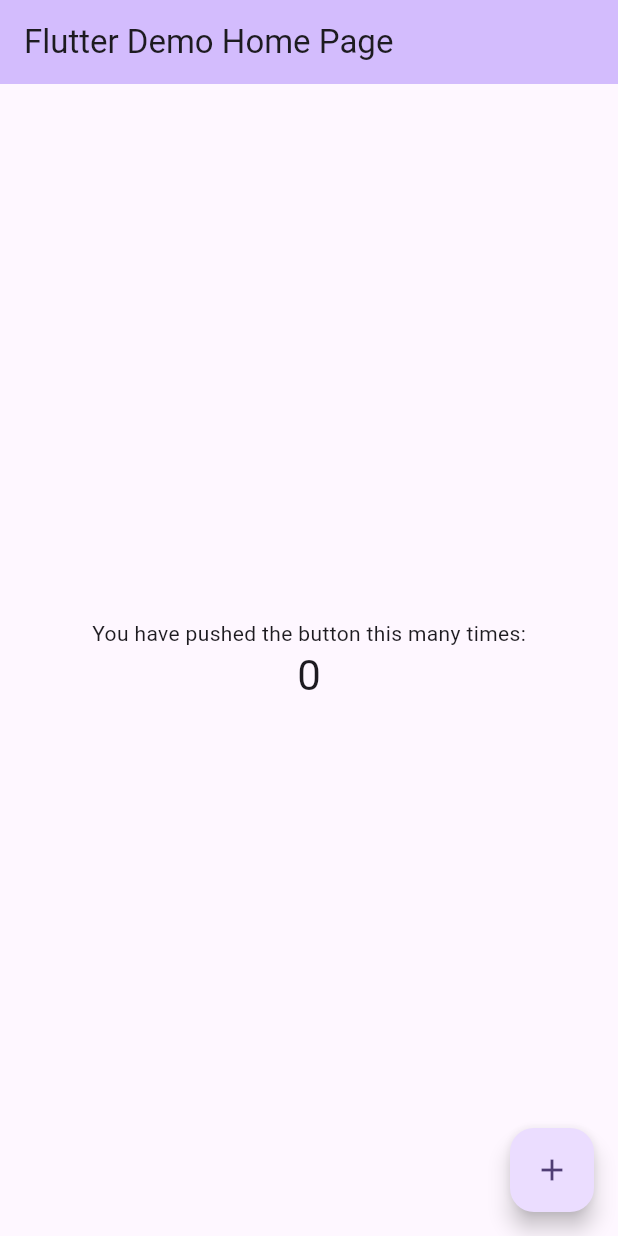
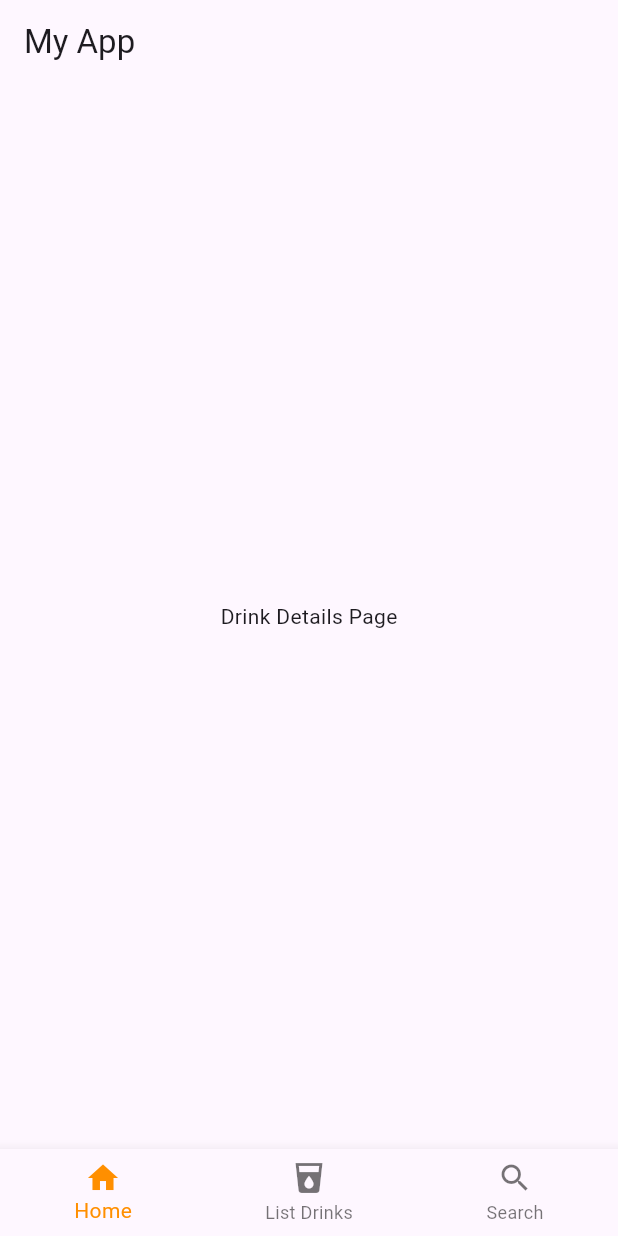
Before and after one commit to G-juss/Laboratorio2, a Flutter app: the screen it shows after launch, on a phone screen of 412 x 824 dp. Run offline on Flutter 3.47's test engine with Material 3 defaults, Android fonts, the light colour scheme and no system bars.

Commit message:
Barra de navegación y unión de las pantallas

```diff
--- a/lib/main.dart
+++ b/lib/main.dart
@@ -1,4 +1,7 @@
 import 'package:flutter/material.dart';
+import 'sections/drinkdetails.dart';
+import 'sections/drinklist.dart';
+import 'sections/search.dart';
 
 void main() {
   runApp(const MyApp());
@@ -7,119 +10,65 @@
 class MyApp extends StatelessWidget {
   const MyApp({super.key});
 
-  // This widget is the root of your application.
   @override
   Widget build(BuildContext context) {
-    return MaterialApp(
-      title: 'Flutter Demo',
-      theme: ThemeData(
-        // This is the theme of your application.
-        //
-        // TRY THIS: Try running your application with "flutter run". You'll see
-        // the application has a purple toolbar. Then, without quitting the app,
-        // try changing the seedColor in the colorScheme below to Colors.green
-        // and then invoke "hot reload" (save your changes or press the "hot
-        // reload" button in a Flutter-supported IDE, or press "r" if you used
-        // the command line to start the app).
-        //
-        // Notice that the counter didn't reset back to zero; the application
-        // state is not lost during the reload. To reset the state, use hot
-        // restart instead.
-        //
-        // This works for code too, not just values: Most code changes can be
-        // tested with just a hot reload.
-        colorScheme: ColorScheme.fromSeed(seedColor: Colors.deepPurple),
-        useMaterial3: true,
-      ),
-      home: const MyHomePage(title: 'Flutter Demo Home Page'),
+    return const MaterialApp(
+      home: HomeScreen(),
     );
   }
 }
 
-class MyHomePage extends StatefulWidget {
-  const MyHomePage({super.key, required this.title});
-
-  // This widget is the home page of your application. It is stateful, meaning
-  // that it has a State object (defined below) that contains fields that affect
-  // how it looks.
-
-  // This class is the configuration for the state. It holds the values (in this
-  // case the title) provided by the parent (in this case the App widget) and
-  // used by the build method of the State. Fields in a Widget subclass are
-  // always marked "final".
-
-  final String title;
+class HomeScreen extends StatefulWidget {
+  const HomeScreen({super.key});
 
   @override
-  State<MyHomePage> createState() => _MyHomePageState();
+  // ignore: library_private_types_in_public_api
+  _HomeScreenState createState() => _HomeScreenState();
 }
 
-class _MyHomePageState extends State<MyHomePage> {
-  int _counter = 0;
+class _HomeScreenState extends State<HomeScreen> {
+  int _selectedIndex = 0;
 
-  void _incrementCounter() {
+  static const List<Widget> _widgetOptions = <Widget>[
+    DrinkDetails(),
+    DrinkList(),
+    Search(),
+  ];
+
+  void _onItemTapped(int index) {
     setState(() {
-      // This call to setState tells the Flutter framework that something has
-      // changed in this State, which causes it to rerun the build method below
-      // so that the display can reflect the updated values. If we changed
-      // _counter without calling setState(), then the build method would not be
-      // called again, and so nothing would appear to happen.
-      _counter++;
+      _selectedIndex = index;
     });
   }
 
   @override
   Widget build(BuildContext context) {
-    // This method is rerun every time setState is called, for instance as done
-    // by the _incrementCounter method above.
-    //
-    // The Flutter framework has been optimized to make rerunning build methods
-    // fast, so that you can just rebuild anything that needs updating rather
-    // than having to individually change instances of widgets.
     return Scaffold(
       appBar: AppBar(
-        // TRY THIS: Try changing the color here to a specific color (to
-        // Colors.amber, perhaps?) and trigger a hot reload to see the AppBar
-        // change color while the other colors stay the same.
-        backgroundColor: Theme.of(context).colorScheme.inversePrimary,
-        // Here we take the value from the MyHomePage object that was created by
-        // the App.build method, and use it to set our appbar title.
-        title: Text(widget.title),
+        title: const Text('My App'),
       ),
       body: Center(
-        // Center is a layout widget. It takes a single child and positions it
-        // in the middle of the parent.
-        child: Column(
-          // Column is also a layout widget. It takes a list of children and
-          // arranges them vertically. By default, it sizes itself to fit its
-          // children horizontally, and tries to be as tall as its parent.
-          //
-          // Column has various properties to control how it sizes itself and
-          // how it positions its children. Here we use mainAxisAlignment to
-          // center the children vertically; the main axis here is the vertical
-          // axis because Columns are vertical (the cross axis would be
-          // horizontal).
-          //
-          // TRY THIS: Invoke "debug painting" (choose the "Toggle Debug Paint"
-          // action in the IDE, or press "p" in the console), to see the
-          // wireframe for each widget.
-          mainAxisAlignment: MainAxisAlignment.center,
-          children: <Widget>[
-            const Text(
-              'You have pushed the button this many times:',
-            ),
-            Text(
-              '$_counter',
-              style: Theme.of(context).textTheme.headlineMedium,
-            ),
-          ],
-        ),
+        child: _widgetOptions.elementAt(_selectedIndex),
       ),
-      floatingActionButton: FloatingActionButton(
-        onPressed: _incrementCounter,
-        tooltip: 'Increment',
-        child: const Icon(Icons.add),
-      ), // This trailing comma makes auto-formatting nicer for build methods.
+      bottomNavigationBar: BottomNavigationBar(
+        items: const <BottomNavigationBarItem>[
+          BottomNavigationBarItem(
+            icon: Icon(Icons.home),
+            label: 'Home',
+          ),
+          BottomNavigationBarItem(
+            icon: Icon(Icons.local_drink),
+            label: 'List Drinks',
+          ),
+          BottomNavigationBarItem(
+            icon: Icon(Icons.search),
+            label: 'Search',
+          ),
+        ],
+        currentIndex: _selectedIndex,
+        selectedItemColor: Colors.amber[800],
+        onTap: _onItemTapped,
+      ),
     );
   }
 }
--- a/lib/sections/drinkdetails.dart
+++ b/lib/sections/drinkdetails.dart
@@ -0,0 +1,12 @@
+import 'package:flutter/material.dart';
+
+class DrinkDetails extends StatelessWidget {
+  const DrinkDetails({super.key});
+
+  @override
+  Widget build(BuildContext context) {
+    return const Center(
+      child: Text('Drink Details Page'),
+    );
+  }
+}
--- a/lib/sections/drinklist.dart
+++ b/lib/sections/drinklist.dart
@@ -0,0 +1,12 @@
+import 'package:flutter/material.dart';
+
+class DrinkList extends StatelessWidget {
+  const DrinkList({super.key});
+
+  @override
+  Widget build(BuildContext context) {
+    return const Center(
+      child: Text('Drink List Page'),
+    );
+  }
+}
--- a/lib/sections/search.dart
+++ b/lib/sections/search.dart
@@ -1 +1,12 @@
 import 'package:flutter/material.dart';
+
+class Search extends StatelessWidget {
+  const Search({super.key});
+
+  @override
+  Widget build(BuildContext context) {
+    return const Center(
+      child: Text('Search Page'),
+    );
+  }
+}
```
